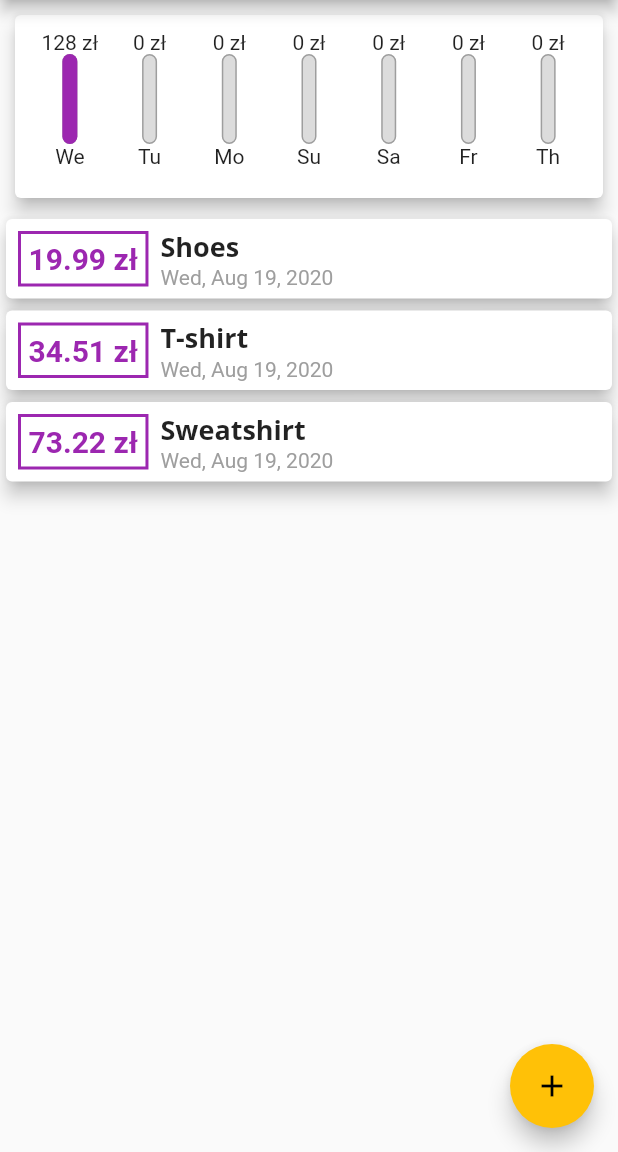
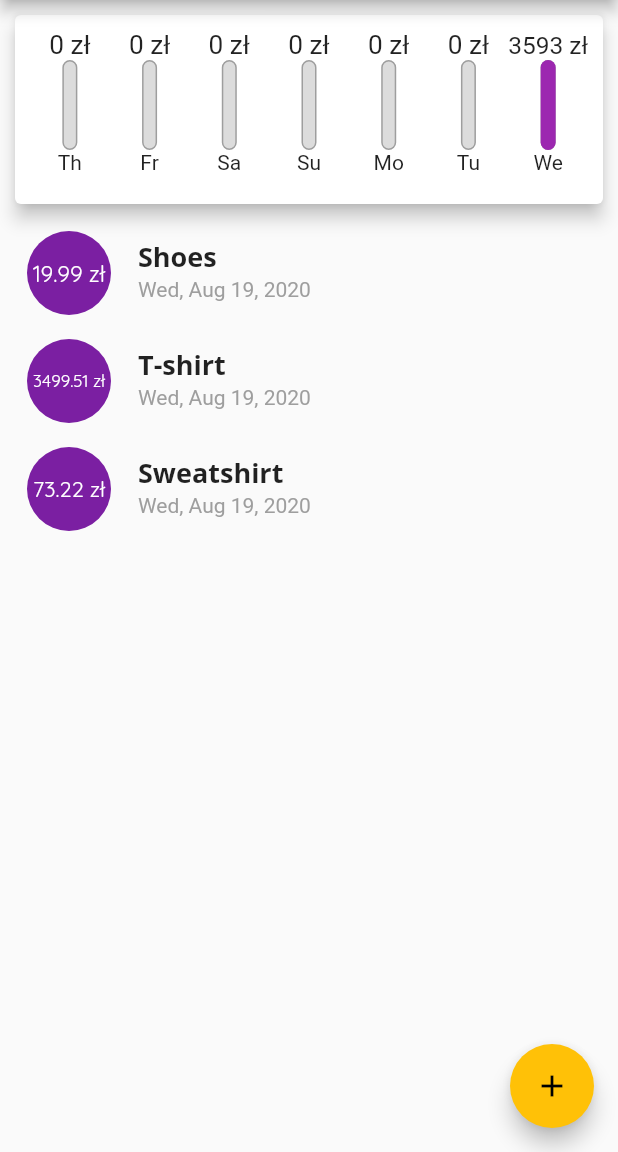
Before and after one commit to Kurczaak/My-Expenses, a Flutter app: the screen it shows after launch, on a phone screen of 412 x 824 dp, the part 84-1236 px from its top. Run offline on Flutter 3.47's test engine with Material 2 defaults, Android fonts, the phone set to English and light mode, and no system bars.

Commit message:
Added several small fixes. A bit polished look.

```diff
--- a/lib/main.dart
+++ b/lib/main.dart
@@ -49,7 +49,7 @@ class _MyHomePageState extends State<MyHomePage> {
   final List<Transaction> transactions = [
     Transaction(id: 't1', title: 'Shoes', ammount: 19.99, date: DateTime.now()),
     Transaction(
-        id: 't2', title: 'T-shirt', ammount: 34.51, date: DateTime.now()),
+        id: 't2', title: 'T-shirt', ammount: 3499.51, date: DateTime.now()),
     Transaction(
         id: 't3', title: 'Sweatshirt', ammount: 73.22, date: DateTime.now()),
   ];
--- a/lib/widgets/chart.dart
+++ b/lib/widgets/chart.dart
@@ -22,7 +22,7 @@ class Chart extends StatelessWidget {
         'day': DateFormat.E().format(weekday).substring(0, 2),
         'ammount': sum
       };
-    });
+    }).reversed.toList();
   }
 
   double get totalSpending {
--- a/lib/widgets/chart_bar.dart
+++ b/lib/widgets/chart_bar.dart
@@ -11,8 +11,11 @@ class ChartBar extends StatelessWidget {
   Widget build(BuildContext context) {
     return Column(
       children: [
-        FittedBox(
-          child: Text(spending.toStringAsFixed(0) + ' zł'),
+        Container(
+          height: 20,
+          child: FittedBox(
+            child: Text(spending.toStringAsFixed(0) + ' zł'),
+          ),
         ),
         Container(
           width: 10,
--- a/lib/widgets/transaction_list.dart
+++ b/lib/widgets/transaction_list.dart
@@ -32,7 +32,7 @@ class TransactionList extends StatelessWidget {
         : ListView.builder(
             itemCount: userTransactions.length,
             itemBuilder: (ctx, index) {
-              return TransactionTile(userTransactions[index]);
+              return TransactionListTile(userTransactions[index]);
             },
           );
   }
--- a/lib/widgets/transaction_tile.dart
+++ b/lib/widgets/transaction_tile.dart
@@ -82,3 +82,32 @@ class _Date extends StatelessWidget {
     );
   }
 }
+
+class TransactionListTile extends StatelessWidget {
+  final Transaction transaction;
+
+  TransactionListTile(this.transaction);
+  @override
+  Widget build(BuildContext context) {
+    return ListTile(
+      leading: CircleAvatar(
+        radius: 30,
+        child: Padding(
+          padding: const EdgeInsets.all(6.0),
+          child: FittedBox(
+            child: Text(transaction.ammount.toStringAsFixed(2) + ' zł'),
+          ),
+        ),
+      ),
+      title:
+          Text(transaction.title, style: Theme.of(context).textTheme.headline6),
+      subtitle: Text(
+        DateFormat(DateFormat.YEAR_ABBR_MONTH_WEEKDAY_DAY)
+            .format(transaction.date),
+        style: TextStyle(
+          color: Colors.grey,
+        ),
+      ),
+    );
+  }
+}
```
